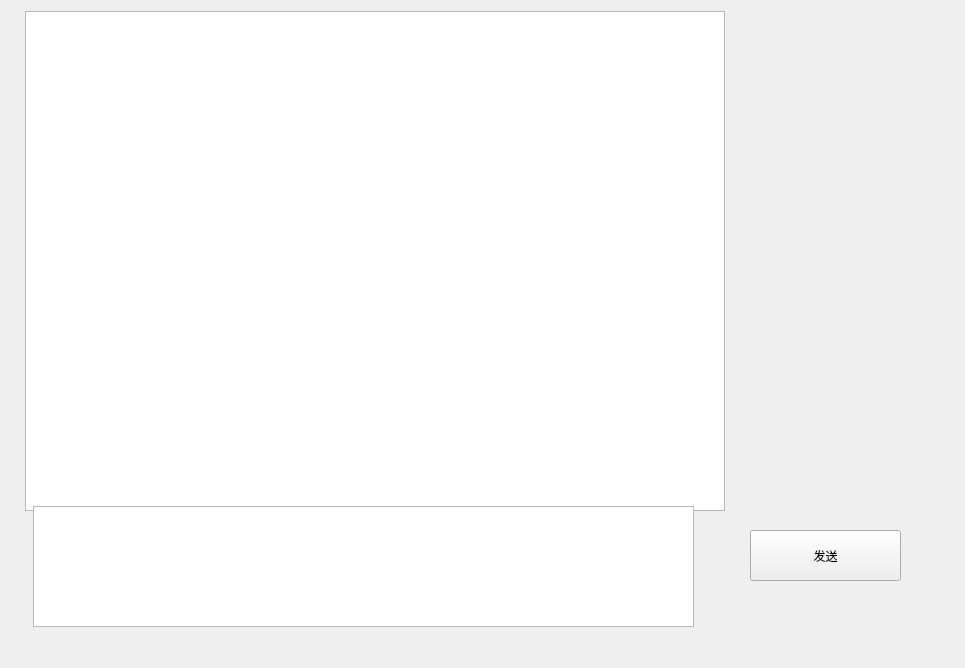
Above: chatform.ui from hellightning/QTencentClient before the change. Below: the same form after it.
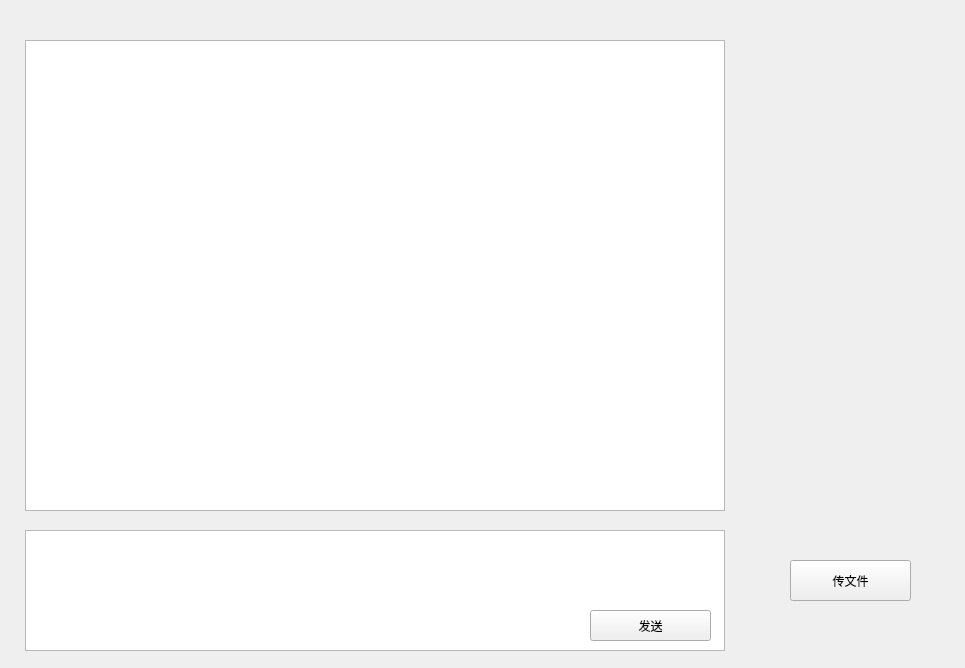
That is the form after the change.

Commit message: feat 文件传输

Patch:
```diff
--- a/chatform.ui
+++ b/chatform.ui
@@ -17,18 +17,18 @@
    <property name="geometry">
     <rect>
      <x>25</x>
-     <y>11</y>
+     <y>40</y>
      <width>700</width>
-     <height>500</height>
+     <height>471</height>
     </rect>
    </property>
   </widget>
   <widget class="QTextEdit" name="typeBoard">
    <property name="geometry">
     <rect>
-     <x>33</x>
-     <y>506</y>
-     <width>661</width>
+     <x>25</x>
+     <y>530</y>
+     <width>700</width>
      <height>121</height>
     </rect>
    </property>
@@ -36,16 +36,29 @@
   <widget class="QPushButton" name="sendMessageButton">
    <property name="geometry">
     <rect>
-     <x>750</x>
-     <y>530</y>
-     <width>151</width>
-     <height>51</height>
+     <x>590</x>
+     <y>610</y>
+     <width>121</width>
+     <height>31</height>
     </rect>
    </property>
    <property name="text">
     <string>发送</string>
    </property>
   </widget>
+  <widget class="QPushButton" name="sendFileBtn">
+   <property name="geometry">
+    <rect>
+     <x>790</x>
+     <y>560</y>
+     <width>121</width>
+     <height>41</height>
+    </rect>
+   </property>
+   <property name="text">
+    <string>传文件</string>
+   </property>
+  </widget>
  </widget>
  <resources/>
  <connections/>
```
The commit also changes 5 other files.
